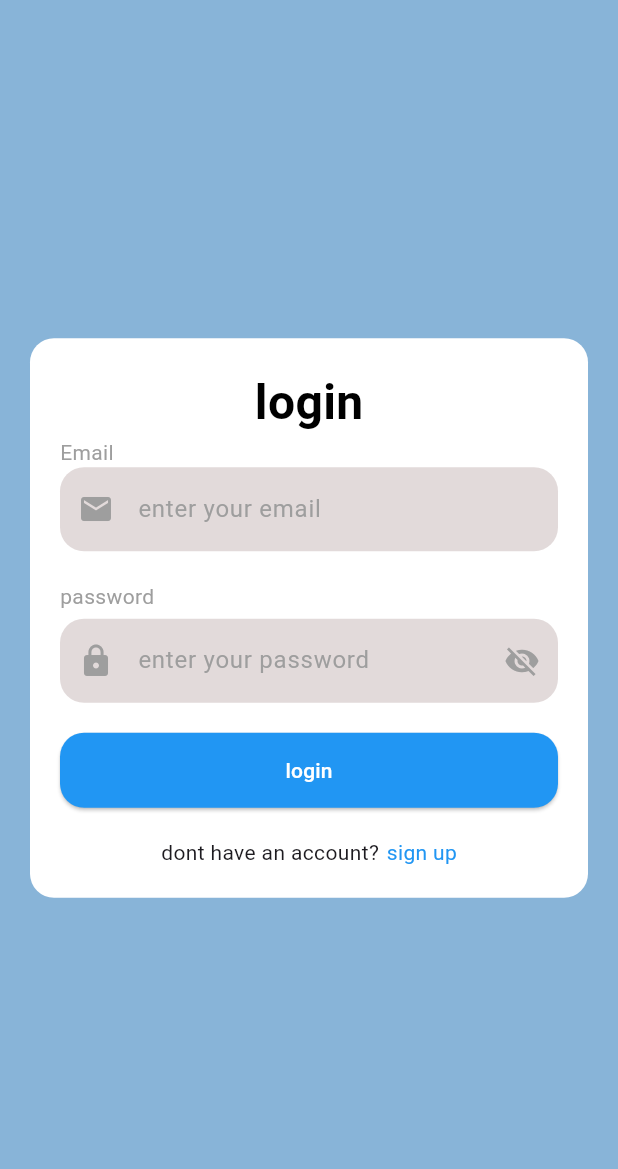
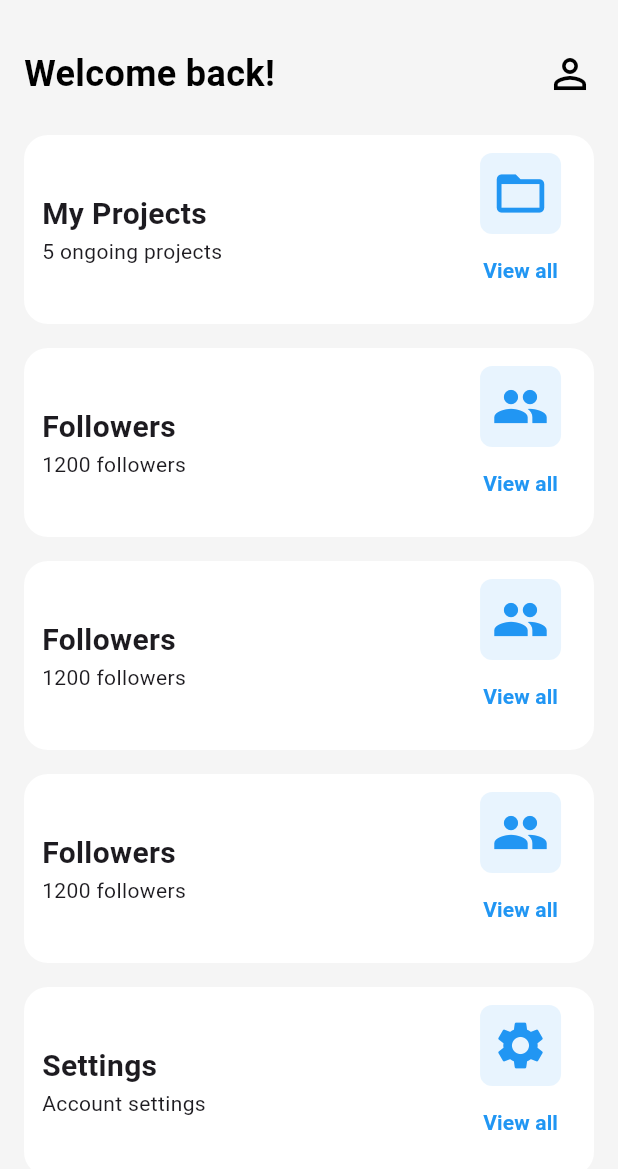
Before and after one commit to Mahmoud-Azmy/Flutter-S4, a Flutter app: the screen it shows after launch, on a phone screen of 412 x 824 dp. Shown: the top 1169 px of the screen. Run offline on Flutter 3.47's test engine with Material 3 defaults, Android fonts, the phone set to English and light mode, and no system bars.

Commit message:
Refactor login and signup screens to include form validation and navigation

```diff
--- a/lib/auth/login_screen.dart
+++ b/lib/auth/login_screen.dart
@@ -8,6 +8,7 @@ class LoginScreen extends StatefulWidget {
 }
 
 class _LoginScreenState extends State<LoginScreen> {
+  final GlobalKey<FormState> _formKey = GlobalKey<FormState>();
   bool isVisible = true;
 
   @override
@@ -23,11 +24,19 @@ class _LoginScreenState extends State<LoginScreen> {
           margin: EdgeInsets.all(20),
           padding: EdgeInsets.all(20),
 
+          child: Form(
+            key: _formKey,
             child: Column(
               mainAxisSize: MainAxisSize.min,
               mainAxisAlignment: MainAxisAlignment.center,
               crossAxisAlignment: CrossAxisAlignment.start,
               children: [
+                Card(
+                  elevation: 8,
+                  shape: RoundedRectangleBorder(
+                    borderRadius: BorderRadius.circular(100),
+                  ),
+                ),
                 Center(
                   child: Text(
                     'login',
@@ -39,7 +48,13 @@ class _LoginScreenState extends State<LoginScreen> {
                   ),
                 ),
                 Text('Email', style: TextStyle(color: Colors.grey)),
-              TextField(
+                TextFormField(
+                  validator: (value) {
+                    if (value == null || value.isEmpty) {
+                      return 'please enter your email';
+                    }
+                    return null;
+                  },
                   decoration: InputDecoration(
                     fillColor: const Color.fromARGB(255, 226, 218, 218),
                     filled: true,
@@ -55,7 +70,13 @@ class _LoginScreenState extends State<LoginScreen> {
                 SizedBox(height: 20),
                 Text('password', style: TextStyle(color: Colors.grey)),
                 SizedBox(height: 5),
-              TextField(
+                TextFormField(
+                  validator: (value) {
+                    if (isVisible) {
+                      return 'please enter your password';
+                    }
+                    return null;
+                  },
                   obscureText: isVisible,
                   decoration: InputDecoration(
                     prefixIcon: Icon(Icons.lock, color: Colors.grey),
@@ -78,7 +99,11 @@ class _LoginScreenState extends State<LoginScreen> {
                 ),
                 SizedBox(height: 20),
                 ElevatedButton(
-                onPressed: () {},
+                  onPressed: () {
+                    if (_formKey.currentState!.validate()) {
+                      // Process data.
+                    }
+                  },
                   style: ElevatedButton.styleFrom(
                     backgroundColor: Colors.blue,
                     foregroundColor: Colors.white,
@@ -95,13 +120,20 @@ class _LoginScreenState extends State<LoginScreen> {
                   children: [
                     Text('dont have an account?'),
                     SizedBox(width: 5),
-                  Text('sign up', style: TextStyle(color: Colors.blue)),
+                    GestureDetector(
+                      onTap: () {},
+                      child: Text(
+                        'sign up',
+                        style: TextStyle(color: Colors.blue),
+                      ),
+                    ),
                   ],
                 ),
               ],
             ),
           ),
         ),
+      ),
     );
   }
 }
--- a/lib/auth/signup_screen.dart
+++ b/lib/auth/signup_screen.dart
@@ -1,4 +1,5 @@
 import 'package:flutter/material.dart';
+import 'package:flutter_application_1/auth/login_screen.dart';
 
 class SignupScreen extends StatelessWidget {
   const SignupScreen({super.key});
@@ -7,7 +8,17 @@ class SignupScreen extends StatelessWidget {
   Widget build(BuildContext context) {
     return Scaffold(
       appBar: AppBar(title: const Text('Sign Up')),
-      body: const Center(child: Text('Welcome to the Sign Up Screen!')),
+      body: Center(
+        child: TextButton(
+          onPressed: () {
+            Navigator.pop(
+              context,
+              MaterialPageRoute(builder: (context) => LoginScreen()),
+            );
+          },
+          child: const Text('Back to Login'),
+        ),
+      ),
     );
   }
 }
--- /dev/null
+++ b/lib/home_screen.dart
@@ -0,0 +1,152 @@
+import 'package:flutter/material.dart';
+
+class HomeScreen extends StatelessWidget {
+  const HomeScreen({super.key});
+
+  @override
+  Widget build(BuildContext context) {
+    return Scaffold(
+      backgroundColor: const Color(0xFFF5F5F5),
+      body: Padding(
+        padding: const EdgeInsets.symmetric(horizontal: 16.0, vertical: 32.0),
+        child: Column(
+          children: [
+            Row(
+              // mainAxisAlignment: MainAxisAlignment.spaceBetween,
+              children: [
+                Text(
+                  'Welcome back!',
+                  style: TextStyle(
+                    fontSize: 24,
+                    fontWeight: FontWeight.bold,
+                    color: Colors.black,
+                  ),
+                ),
+                Spacer(),
+                Icon(Icons.person_outline, size: 32, color: Colors.black),
+              ],
+            ),
+            SizedBox(height: 24),
+            Expanded(
+              child: SingleChildScrollView(
+                child: Column(
+                  children: [
+                    BuildCustomCard(
+                      title: 'My Projects',
+                      subtitle: '5 ongoing projects',
+                      icon: Icons.folder_open,
+                      onTap: () {
+                        // Navigate to projects screen
+                      },
+                    ),
+                    SizedBox(height: 16),
+                    BuildCustomCard(
+                      title: 'Followers',
+                      subtitle: '1200 followers',
+                      icon: Icons.group,
+                      onTap: () {
+                        // Navigate to followers screen
+                      },
+                    ),
+                    SizedBox(height: 16),
+                    BuildCustomCard(
+                      title: 'Followers',
+                      subtitle: '1200 followers',
+                      icon: Icons.group,
+                      onTap: () {
+                        // Navigate to followers screen
+                      },
+                    ),
+                    SizedBox(height: 16),
+                    BuildCustomCard(
+                      title: 'Followers',
+                      subtitle: '1200 followers',
+                      icon: Icons.group,
+                      onTap: () {
+                        // Navigate to followers screen
+                      },
+                    ),
+                    SizedBox(height: 16),
+                    BuildCustomCard(
+                      title: 'Settings',
+                      subtitle: 'Account settings',
+                      icon: Icons.settings,
+                      onTap: () {
+                        // Navigate to settings screen
+                      },
+                    ),
+                  ],
+                ),
+              ),
+            ),
+          ],
+        ),
+      ),
+    );
+  }
+}
+
+class BuildCustomCard extends StatelessWidget {
+  const BuildCustomCard({
+    super.key,
+    required this.title,
+    required this.subtitle,
+    required this.icon,
+    this.onTap,
+  });
+  final String title;
+  final String subtitle;
+  final IconData icon;
+  final void Function()? onTap;
+
+  @override
+  Widget build(BuildContext context) {
+    return GestureDetector(
+      onTap: onTap,
+      child: Container(
+        padding: EdgeInsets.all(12),
+        decoration: BoxDecoration(
+          color: Colors.white,
+          borderRadius: BorderRadius.circular(16),
+        ),
+        child: Row(
+          mainAxisAlignment: MainAxisAlignment.spaceBetween,
+          children: [
+            Column(
+              crossAxisAlignment: CrossAxisAlignment.start,
+              children: [
+                Text(
+                  title,
+                  style: TextStyle(fontSize: 20, fontWeight: FontWeight.bold),
+                ),
+                Text(subtitle),
+              ],
+            ),
+            Column(
+              children: [
+                Container(
+                  padding: EdgeInsets.all(8),
+                  decoration: BoxDecoration(
+                    color: Colors.blue.withOpacity(0.1),
+                    borderRadius: BorderRadius.circular(8),
+                  ),
+                  child: Icon(icon, size: 38, color: Colors.blue),
+                ),
+                TextButton(
+                  onPressed: () {},
+                  child: Text(
+                    'View all',
+                    style: TextStyle(
+                      color: Colors.blue,
+                      fontWeight: FontWeight.bold,
+                    ),
+                  ),
+                ),
+              ],
+            ),
+          ],
+        ),
+      ),
+    );
+  }
+}
--- a/lib/main.dart
+++ b/lib/main.dart
@@ -1,5 +1,5 @@
 import 'package:flutter/material.dart';
-import 'package:flutter_application_1/auth/login_screen.dart';
+import 'package:flutter_application_1/home_screen.dart';
 
 void main() {
   runApp(RootWidget());
@@ -10,6 +10,6 @@ class RootWidget extends StatelessWidget {
 
   @override
   Widget build(BuildContext context) {
-    return MaterialApp(home: LoginScreen(), debugShowCheckedModeBanner: false);
+    return MaterialApp(home: HomeScreen(), debugShowCheckedModeBanner: false);
   }
 }
```
Lines whose indentation alone changed are shown as unchanged.
